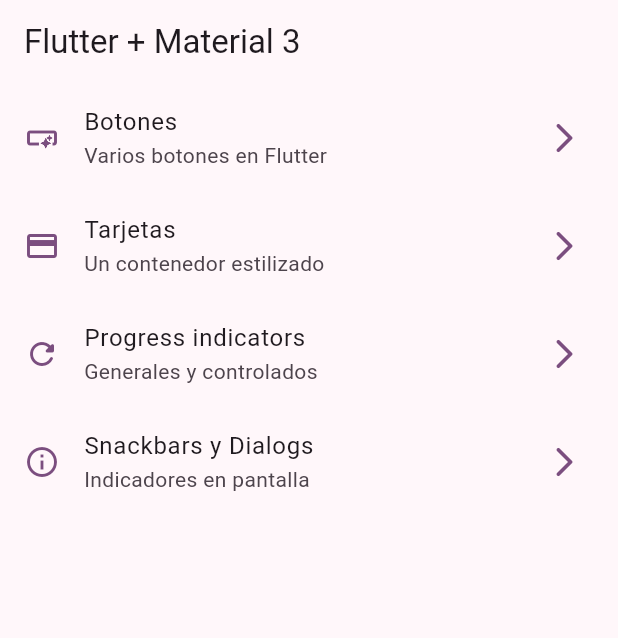
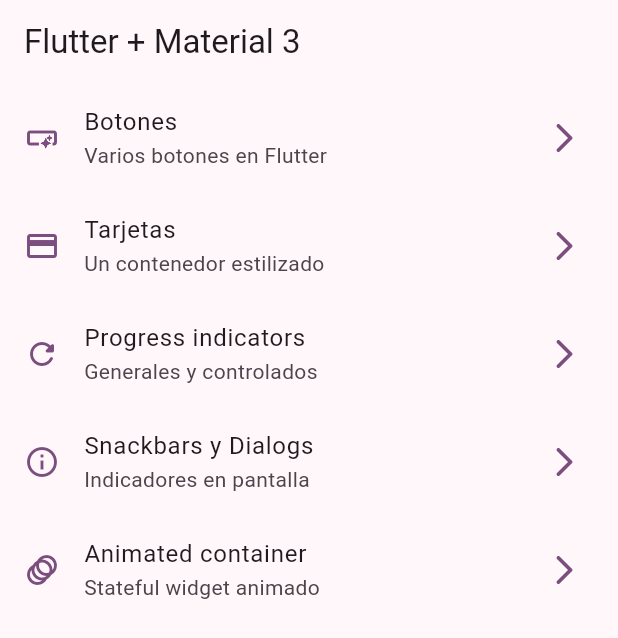
Before and after one commit to engelcituk/widgets-app, a Flutter app: the screen it shows after launch, on a phone screen of 412 x 824 dp. Shown: the top 638 px of the screen. Run offline on Flutter 3.47's test engine with Material 2 defaults, Android fonts, the phone set to English and light mode, and no system bars; our stand-ins replace go_router.

```diff
--- a/lib/config/menu/menu_items.dart
+++ b/lib/config/menu/menu_items.dart
@@ -42,12 +42,12 @@ const appMenuItems = <MenuItem>[
     link: '/snackbars',
     icon: Icons.info_outline
   ),
-  //  MenuItem(
-  //   title: 'Animacciones',
-  //   subTitle: 'Animaciones cool',
-  //   link: '/animated',
-  //   icon: Icons.animation
-  // ),
+   MenuItem(
+    title: 'Animated container',
+    subTitle: 'Stateful widget animado',
+    link: '/animated',
+    icon: Icons.animation
+  ),
   // MenuItem(
   //   title: 'Tutorial',
   //   subTitle: 'Vista tutorial',
--- a/lib/presentation/screens/snackbar/snackbar_screen.dart
+++ b/lib/presentation/screens/snackbar/snackbar_screen.dart
@@ -25,7 +25,7 @@ class SnackBarScreen extends StatelessWidget {
                   ]
                 );
               },
-              child: Text('Licencias usadas')
+              child: const Text('Licencias usadas')
             ),
             FilledButton.tonal(
               onPressed: () => opendialog(context),
```
Also changed, not shown: lib/presentation/screens/animated/animated_screen.dart (+21 -1 lines).
